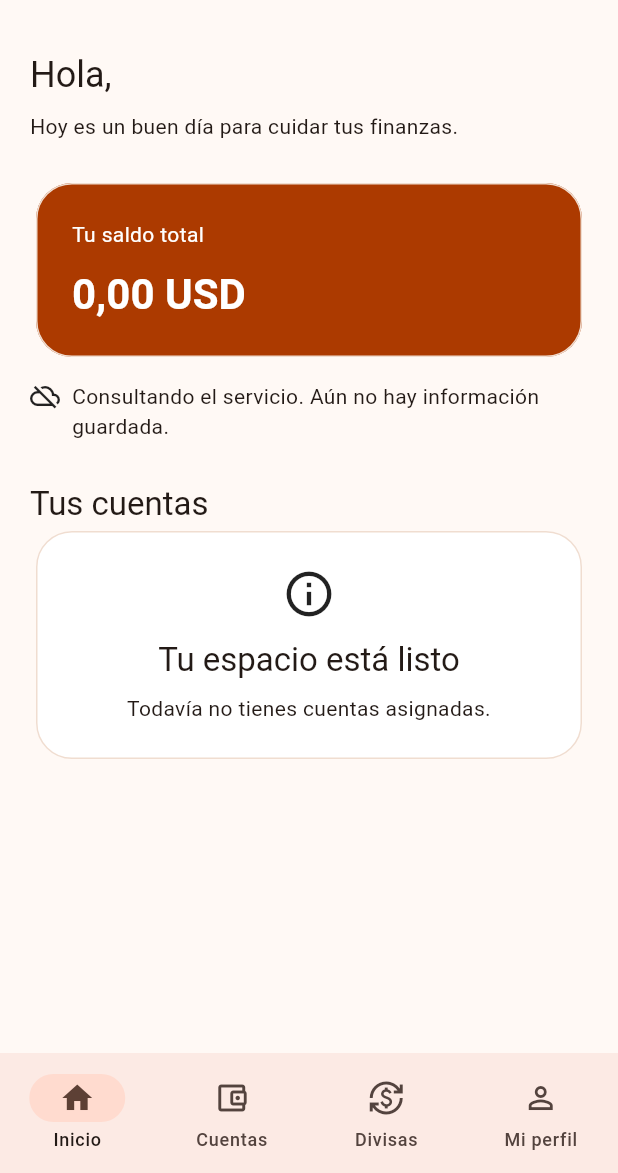
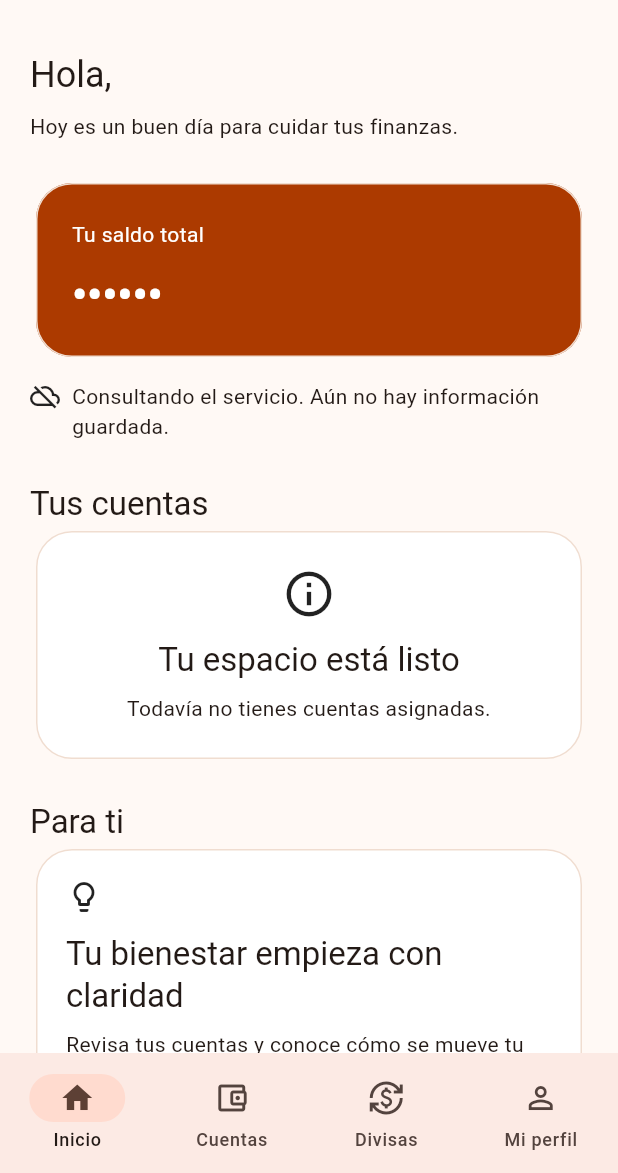
Before and after one commit to CodeArtNexus/financebro-flutter, a Flutter app: the screen it shows once a user with an empty profile is signed in, on a phone screen of 412 x 824 dp, the part 63-1236 px from its top. Run offline on Flutter 3.47's test engine with Material 3 defaults, Android fonts, the phone set to English and light mode, and no system bars; our stand-ins replace cloud_firestore, firebase_auth, firebase_core, flutter_riverpod, go_router, shared_preferences; accounts and stored records are empty.

Commit message:
feat: etapa 3 - personalizar la experiencia con contenido remoto

```diff
--- a/lib/app/proveedores.dart
+++ b/lib/app/proveedores.dart
@@ -1,3 +1,8 @@
+import 'package:shared_preferences/shared_preferences.dart';
+
+import '../features/experience/experiencia.dart';
+import '../features/experience/firebase_experiencia.dart';
+
 import 'package:cloud_firestore/cloud_firestore.dart';
 import 'package:firebase_auth/firebase_auth.dart';
 import 'package:firebase_core/firebase_core.dart';
@@ -40,3 +45,26 @@ final movimientosProvider = StreamProvider.autoDispose
           .watch(cuentasRepositorioProvider)
           .observarMovimientos(usuario.uid, cuenta);
     });
+
+final preferenciasLocalesProvider = Provider<SharedPreferences>(
+  (ref) => throw StateError(
+    'Las preferencias locales deben inicializarse al arrancar.',
+  ),
+);
+final experienciaRepositorioProvider = Provider<RepositorioExperiencia>(
+  (ref) => FirebaseExperiencia(
+    ref.watch(datosProvider),
+    ref.watch(preferenciasLocalesProvider),
+  ),
+);
+final perfilProvider = StreamProvider<DatosGuardados<Perfil>>((ref) {
+  final usuario = ref.watch(sesionProvider).value;
+  if (usuario == null) return const Stream.empty();
+  return ref.watch(experienciaRepositorioProvider).observarPerfil(usuario.uid);
+});
+final contenidoProvider = StreamProvider<Experiencia>((ref) {
+  if (ref.watch(sesionProvider).value == null) {
+    return Stream.value(experienciaBase);
+  }
+  return ref.watch(experienciaRepositorioProvider).observarContenido();
+});
--- a/lib/app/rutas.dart
+++ b/lib/app/rutas.dart
@@ -1,3 +1,6 @@
+import '../features/experience/perfil_pantalla.dart';
+import '../features/experience/tarjeta_remota.dart';
+
 import 'dart:async';
 
 import 'package:flutter/material.dart';
@@ -59,10 +62,7 @@ final rutasProvider = Provider<GoRouter>((ref) {
             path: '/divisas',
             builder: (_, _) => const _PendientePantalla('Divisas'),
           ),
-          GoRoute(
-            path: '/perfil',
-            builder: (_, _) => const PerfilInicialPantalla(),
-          ),
+          GoRoute(path: '/perfil', builder: (_, _) => const PerfilPantalla()),
         ],
       ),
       GoRoute(
@@ -182,6 +182,8 @@ class InicioPantalla extends ConsumerWidget {
   @override
   Widget build(BuildContext context, WidgetRef ref) {
     final usuario = ref.watch(sesionProvider).value;
+    final mostrarSaldo =
+        ref.watch(perfilProvider).value?.valor.mostrarSaldo ?? false;
     return Scaffold(
       appBar: AppBar(title: const Text('FinanceBro')),
       body: ListView(
@@ -216,12 +218,14 @@ class InicioPantalla extends ConsumerWidget {
                             ),
                             const SizedBox(height: 12),
                             Text(
-                              dinero(
-                                datos.valor.fold(
-                                  0,
-                                  (s, c) => s + c.saldoCentavos,
-                                ),
-                              ),
+                              mostrarSaldo
+                                  ? dinero(
+                                      datos.valor.fold(
+                                        0,
+                                        (s, c) => s + c.saldoCentavos,
+                                      ),
+                                    )
+                                  : "••••••",
                               style: Theme.of(context).textTheme.headlineMedium
                                   ?.copyWith(
                                     color: Colors.white,
@@ -247,32 +251,33 @@ class InicioPantalla extends ConsumerWidget {
                   ],
                 ),
               ),
+          const SizedBox(height: 24),
+          Text('Para ti', style: Theme.of(context).textTheme.titleLarge),
+          ref
+              .watch(contenidoProvider)
+              .when(
+                loading: () => const LinearProgressIndicator(),
+                error: (e, _) =>
+                    PanelError(e, () => ref.invalidate(contenidoProvider)),
+                data: (experiencia) => Column(
+                  crossAxisAlignment: CrossAxisAlignment.stretch,
+                  children: [
+                    for (final tarjeta in experiencia.paraPerfil(
+                      ref.watch(perfilProvider).value?.valor.segmento ??
+                          'equilibrio',
+                    ))
+                      TarjetaContenido(tarjeta),
+                    if (experiencia.respaldo)
+                      const Text(
+                        'Mostramos el contenido disponible mientras actualizamos tu experiencia.',
+                      ),
+                  ],
+                ),
+              ),
         ],
       ),
     );
   }
-}
-
-class PerfilInicialPantalla extends ConsumerWidget {
-  const PerfilInicialPantalla({super.key});
-  @override
-  Widget build(BuildContext context, WidgetRef ref) => Scaffold(
-    appBar: AppBar(title: const Text('Mi perfil')),
-    body: ListView(
-      padding: const EdgeInsets.all(24),
-      children: [
-        const PanelEstado(
-          titulo: 'FinanceBro te acompaña',
-          mensaje: 'Tu espacio financiero personal.',
-        ),
-        const SizedBox(height: 20),
-        OutlinedButton(
-          onPressed: () => ref.read(identidadProvider).salir(),
-          child: const Text('Cerrar sesión'),
-        ),
-      ],
-    ),
-  );
 }
 
 class _PendientePantalla extends StatelessWidget {
--- a/lib/features/accounts/cuentas_pantalla.dart
+++ b/lib/features/accounts/cuentas_pantalla.dart
@@ -46,7 +46,9 @@ class TarjetaCuenta extends ConsumerWidget {
       contentPadding: const EdgeInsets.all(20),
       leading: const Icon(Icons.account_balance_outlined),
       title: Text(cuenta.nombre),
-      subtitle: Text('${cuenta.numero}\n${dinero(cuenta.saldoCentavos)}'),
+      subtitle: Text(
+        '${cuenta.numero}\n${(ref.watch(perfilProvider).value?.valor.mostrarSaldo ?? false) ? dinero(cuenta.saldoCentavos) : "••••••"}',
+      ),
       trailing: const Icon(Icons.chevron_right),
       onTap: () => context.push('/cuentas/${cuenta.id}'),
     ),
--- /dev/null
+++ b/lib/features/experience/tarjeta_remota.dart
@@ -0,0 +1,34 @@
+import 'package:flutter/material.dart';
+import 'package:go_router/go_router.dart';
+
+import 'experiencia.dart';
+
+class TarjetaContenido extends StatelessWidget {
+  const TarjetaContenido(this.tarjeta, {super.key});
+  final TarjetaRemota tarjeta;
+  @override
+  Widget build(BuildContext context) => Card(
+    child: Padding(
+      padding: const EdgeInsets.all(20),
+      child: Column(
+        crossAxisAlignment: CrossAxisAlignment.start,
+        children: [
+          Icon(switch (tarjeta.tipo) {
+            'divisas' => Icons.flight_takeoff_outlined,
+            'recomendacion' => Icons.savings_outlined,
+            _ => Icons.lightbulb_outline,
+          }),
+          const SizedBox(height: 12),
+          Text(tarjeta.titulo, style: Theme.of(context).textTheme.titleLarge),
+          const SizedBox(height: 8),
+          Text(tarjeta.texto),
+          const SizedBox(height: 12),
+          TextButton(
+            onPressed: () => context.go(tarjeta.destino),
+            child: const Text('Explorar'),
+          ),
+        ],
+      ),
+    ),
+  );
+}
```
Also changed, not shown: lib/features/experience/experiencia.dart (added, +136 -0 lines), lib/features/experience/firebase_experiencia.dart (added, +87 -0 lines), lib/features/experience/perfil_pantalla.dart (added, +139 -0 lines), lib/main.dart (+8 -1 lines), 2 other files.
